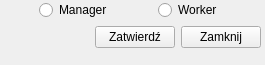
Qt form PassRipperCLI/mainwindow.ui (Kamil-Klecz/PassRipper) before a commit.
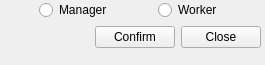
The same form after that commit.

The edit to the form file:
```diff
--- a/PassRipperCLI/mainwindow.ui
+++ b/PassRipperCLI/mainwindow.ui
@@ -105,14 +105,14 @@
        <item>
         <widget class="QPushButton" name="btnConfirm">
          <property name="text">
-          <string>Zatwierdź</string>
+          <string>Confirm</string>
          </property>
         </widget>
        </item>
        <item>
         <widget class="QPushButton" name="btnClose">
          <property name="text">
-          <string>Zamknij</string>
+          <string>Close</string>
          </property>
         </widget>
        </item>
```
Left out of the diff: 2 changed lines with no effect on the pictures.
